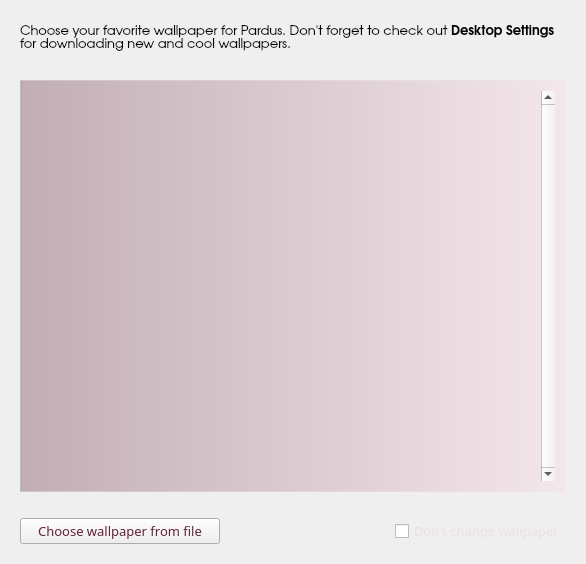
Qt form kde/kaptan/src/gui/wallpaperWidget.ui (pars-linux/uludag) before a commit.
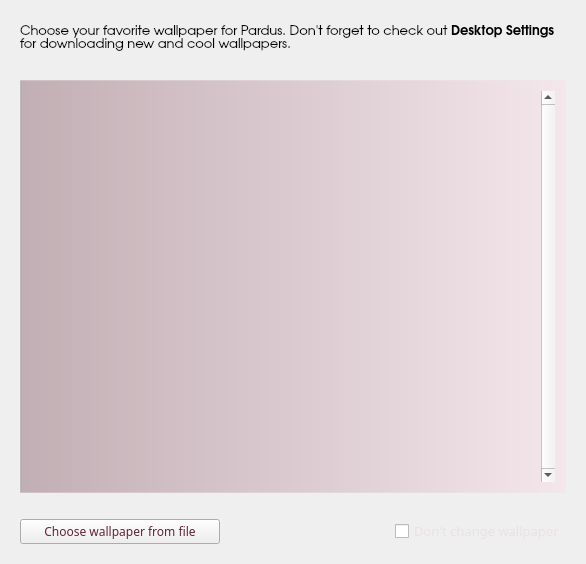
The same form after that commit.

Commit message: wallpaper screen modified

What changed in the file:
```diff
--- a/kde/kaptan/src/gui/wallpaperWidget.ui
+++ b/kde/kaptan/src/gui/wallpaperWidget.ui
@@ -125,7 +125,7 @@
          <property name="font">
           <font>
            <family>Sans Serif</family>
-           <pointsize>10</pointsize>
+           <pointsize>9</pointsize>
           </font>
          </property>
          <property name="styleSheet">
@@ -134,6 +134,9 @@
          <property name="text">
           <string>Choose wallpaper from file</string>
          </property>
+         <property name="flat">
+          <bool>false</bool>
+         </property>
         </widget>
        </item>
        <item>
```
The commit also changes 1 other file.
